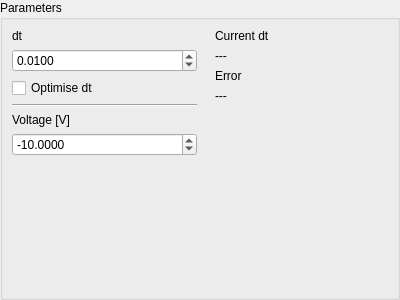
The window that inputparameters.ui (hobrasoft/simul6) describes before a commit, drawn with Qt 5.
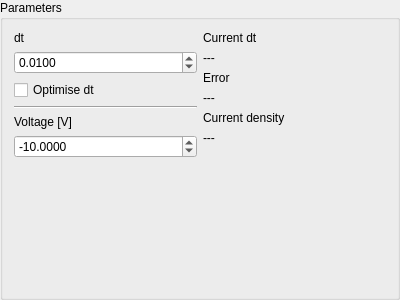
The same window after the commit.

Commit message: Zobrazuje Current density

```diff
--- a/inputparameters.ui
+++ b/inputparameters.ui
@@ -16,19 +16,7 @@
   <property name="title">
    <string>Parameters</string>
   </property>
-  <layout class="QGridLayout" name="gridLayout_3">
-   <property name="leftMargin">
-    <number>9</number>
-   </property>
-   <property name="topMargin">
-    <number>9</number>
-   </property>
-   <property name="rightMargin">
-    <number>9</number>
-   </property>
-   <property name="bottomMargin">
-    <number>9</number>
-   </property>
+  <layout class="QGridLayout" name="gridLayout_2">
    <item row="0" column="0">
     <layout class="QGridLayout" name="gridLayout">
      <item row="5" column="0">
@@ -110,51 +98,62 @@
     </layout>
    </item>
    <item row="0" column="1">
-    <layout class="QGridLayout" name="gridLayout_2">
-     <property name="leftMargin">
-      <number>12</number>
-     </property>
-     <item row="0" column="0">
+    <layout class="QVBoxLayout" name="verticalLayout">
+     <item>
       <widget class="QLabel" name="label_4">
        <property name="text">
         <string>Current dt</string>
        </property>
       </widget>
      </item>
-     <item row="4" column="0">
-      <spacer name="verticalSpacer_2">
-       <property name="orientation">
-        <enum>Qt::Vertical</enum>
+     <item>
+      <widget class="QLabel" name="f_currentDt">
+       <property name="text">
+        <string>---</string>
        </property>
-       <property name="sizeHint" stdset="0">
-        <size>
-         <width>20</width>
-         <height>40</height>
-        </size>
-       </property>
-      </spacer>
+      </widget>
      </item>
-     <item row="2" column="0">
+     <item>
       <widget class="QLabel" name="label_3">
        <property name="text">
         <string>Error</string>
        </property>
       </widget>
      </item>
-     <item row="3" column="0">
+     <item>
       <widget class="QLabel" name="f_error">
        <property name="text">
         <string>---</string>
        </property>
       </widget>
      </item>
-     <item row="1" column="0">
-      <widget class="QLabel" name="f_currentDt">
+     <item>
+      <widget class="QLabel" name="label_5">
+       <property name="text">
+        <string>Current density</string>
+       </property>
+      </widget>
+     </item>
+     <item>
+      <widget class="QLabel" name="f_curDen">
        <property name="text">
         <string>---</string>
        </property>
       </widget>
      </item>
+     <item>
+      <spacer name="verticalSpacer_2">
+       <property name="orientation">
+        <enum>Qt::Vertical</enum>
+       </property>
+       <property name="sizeHint" stdset="0">
+        <size>
+         <width>20</width>
+         <height>40</height>
+        </size>
+       </property>
+      </spacer>
+     </item>
     </layout>
    </item>
   </layout>
```
The commit also changes 7 other files.
